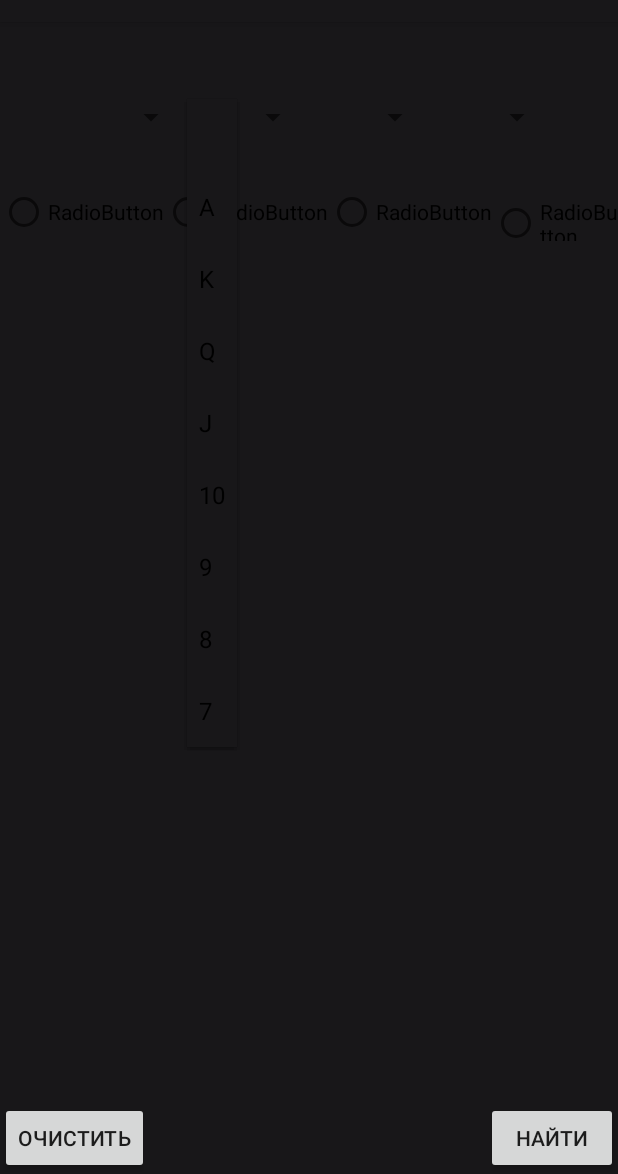
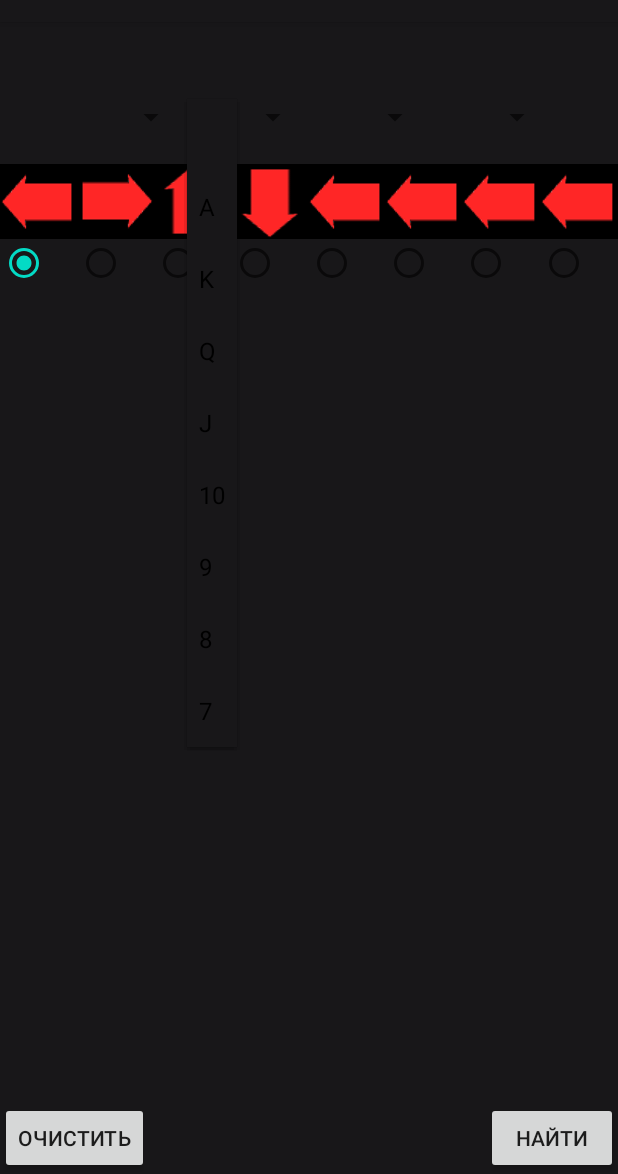
Before and after one commit to AntonButov/analiser, an Android app: the screen it shows after launch (MainActivity), after a tap on an icon or button, on a phone screen of 412 x 824 dp, the part 62-1236 px from its top. Run offline under Robolectric (Android 15) with nearby library versions, the phone set to English and light mode, and no system bars.

Commit message:
Ищет в влево.

```diff
--- a/app/src/main/java/pro/butovanton/analizer/MainActivity.java
+++ b/app/src/main/java/pro/butovanton/analizer/MainActivity.java
@@ -10,6 +10,7 @@ import android.view.View;
 import android.widget.AdapterView;
 import android.widget.ArrayAdapter;
 import android.widget.Button;
+import android.widget.RadioGroup;
 import android.widget.Spinner;
 import android.widget.TextView;
 
@@ -29,6 +30,7 @@ public class MainActivity extends AppCompatActivity {
     final String[] carts = {"", "A", "K", "Q", "J", "1", "9", "8", "7"};
 
     private int search_type = SEARCHTYPE.LEFT;
+    private RadioGroup radioGroupFindType;
 
     private Spinner spinner1, spinner2, spinner3, spinner4;
     private Button buttonFind, buttonClear;
@@ -131,7 +133,7 @@ public class MainActivity extends AppCompatActivity {
                 String[] result;
                 String findStr = findStr1 + findStr2 + findStr3 + findStr4;
                 if (!findStr.equals("")) {
-                    result = model.find(findStr);
+                    result = model.findSelector(findStr, search_type);
                     for (int i = 0; i < findStr.length(); i++) {
                         switch (i) {
                             case (0):
@@ -173,6 +175,28 @@ public class MainActivity extends AppCompatActivity {
                 textView4Down.setText("");
             }
         });
+
+        radioGroupFindType = findViewById(R.id.radioGroupFindType);
+        radioGroupFindType.check(R.id.radioButtonLeft);
+        radioGroupFindType.setOnCheckedChangeListener(new RadioGroup.OnCheckedChangeListener() {
+            @Override
+            public void onCheckedChanged(RadioGroup group, int checkedId) {
+                switch (checkedId) {
+                    case R.id.radioButtonLeft:
+                        search_type = SEARCHTYPE.LEFT;
+                        break;
+                    case R.id.radioButtonRight:
+                        search_type = SEARCHTYPE.RIGT;
+                        break;
+                    case R.id.radioButtonUp:
+                        search_type = SEARCHTYPE.UP;
+                        break;
+                    case R.id.radioButtonDoun:
+                        search_type = SEARCHTYPE.DOWN;
+                        break;
+                }
+            }
+        });
     }
 
     private String parseResult(String result, int n) {
--- a/app/src/main/java/pro/butovanton/analizer/Model.java
+++ b/app/src/main/java/pro/butovanton/analizer/Model.java
@@ -11,6 +11,25 @@ public class Model {
 
     public Model(List<String> data) {
         this.data = data;
+    }
+
+    public String[] findSelector(String findedStr, int findType) {
+        String[] result = new String[2];
+        switch (findType) {
+            case SEARCHTYPE.LEFT:
+                result = find(findedStr);
+                break;
+            case SEARCHTYPE.RIGT:
+                result = find(flip(findedStr));
+                break;
+
+        }
+    return result;
+    }
+
+    private String flip(String str) {
+        StringBuilder sb = new StringBuilder(str);
+        return sb.reverse().toString();
     }
 
     public String[] find(String findedStr) {
--- a/app/src/main/java/pro/butovanton/analizer/SEARCHTYPE.java
+++ b/app/src/main/java/pro/butovanton/analizer/SEARCHTYPE.java
@@ -1,6 +1,9 @@
 package pro.butovanton.analizer;
 
 public class SEARCHTYPE {
-    public static int LEFT = 0;
-    public static int RIGT = 1;
+    public final static int LEFT = 0;
+    public final static int RIGT = 1;
+    public final static int UP = 1;
+    public final static int DOWN = 1;
+   // public static int RIGT = 1;
 }
--- a/app/src/main/res/layout/activity_main.xml
+++ b/app/src/main/res/layout/activity_main.xml
@@ -5,6 +5,81 @@
     android:layout_width="match_parent"
     android:layout_height="match_parent"
     tools:context=".MainActivity">
+
+    <LinearLayout
+        android:id="@+id/linearLayout"
+        android:layout_width="0dp"
+        android:layout_height="wrap_content"
+        android:orientation="horizontal"
+        android:weightSum="8"
+        app:layout_constraintEnd_toEndOf="parent"
+        app:layout_constraintStart_toStartOf="parent"
+        app:layout_constraintTop_toBottomOf="@+id/linearLayoutKart">
+
+        <ImageView
+            android:id="@+id/imageView19"
+            android:layout_width="0dp"
+            android:layout_height="wrap_content"
+            android:layout_weight="1"
+            android:scaleType="fitXY"
+            app:srcCompat="@drawable/left" />
+
+        <ImageView
+            android:id="@+id/imageView18"
+            android:layout_width="0dp"
+            android:layout_height="wrap_content"
+            android:layout_weight="1"
+            android:scaleType="fitXY"
+            app:srcCompat="@drawable/right" />
+
+        <ImageView
+            android:id="@+id/imageView17"
+            android:layout_width="0dp"
+            android:layout_height="match_parent"
+            android:layout_weight="1"
+            android:scaleType="fitXY"
+            app:srcCompat="@drawable/up" />
+
+        <ImageView
+            android:id="@+id/imageView16"
+            android:layout_width="0dp"
+            android:layout_height="match_parent"
+            android:layout_weight="1"
+            android:scaleType="fitXY"
+            app:srcCompat="@drawable/down" />
+
+        <ImageView
+            android:id="@+id/imageView14"
+            android:layout_width="0dp"
+            android:layout_height="wrap_content"
+            android:layout_weight="1"
+            android:scaleType="fitXY"
+            app:srcCompat="@drawable/left" />
+
+        <ImageView
+            android:id="@+id/imageView13"
+            android:layout_width="0dp"
+            android:layout_height="wrap_content"
+            android:layout_weight="1"
+            android:scaleType="fitXY"
+            app:srcCompat="@drawable/left" />
+
+        <ImageView
+            android:id="@+id/imageView12"
+            android:layout_width="0dp"
+            android:layout_height="wrap_content"
+            android:layout_weight="1"
+            android:scaleType="fitXY"
+            app:srcCompat="@drawable/left" />
+
+        <ImageView
+            android:id="@+id/imageView11"
+            android:layout_width="0dp"
+            android:layout_height="wrap_content"
+            android:layout_weight="1"
+            android:scaleType="fitXY"
+            app:srcCompat="@drawable/left" />
+    </LinearLayout>
 
     <LinearLayout
         android:id="@+id/linearLayoutKart"
@@ -130,38 +205,68 @@
         app:layout_constraintBottom_toBottomOf="parent"
         app:layout_constraintStart_toStartOf="parent" />
 
-    <RadioGroup
-        android:layout_width="wrap_content"
+    <LinearLayout
+        android:layout_width="0dp"
         android:layout_height="wrap_content"
-        android:layout_marginTop="16dp"
         android:orientation="horizontal"
         app:layout_constraintEnd_toEndOf="parent"
         app:layout_constraintStart_toStartOf="parent"
-        app:layout_constraintTop_toBottomOf="@+id/linearLayoutKart">
+        app:layout_constraintTop_toBottomOf="@+id/linearLayout">
+
+        <RadioGroup
+            android:id="@+id/radioGroupFindType"
+            android:layout_width="match_parent"
+            android:layout_height="match_parent"
+            android:orientation="horizontal">
 
             <RadioButton
-            android:id="@+id/radioButton"
-            android:layout_width="match_parent"
+                android:id="@+id/radioButtonLeft"
+                android:layout_width="wrap_content"
                 android:layout_height="wrap_content"
-            android:text="RadioButton" />
+                android:layout_weight="1" />
 
             <RadioButton
-            android:id="@+id/radioButton2"
-            android:layout_width="match_parent"
+                android:id="@+id/radioButtonRight"
+                android:layout_width="wrap_content"
                 android:layout_height="wrap_content"
-            android:text="RadioButton" />
+                android:layout_weight="1" />
 
             <RadioButton
-            android:id="@+id/radioButton3"
-            android:layout_width="match_parent"
+                android:id="@+id/radioButtonUp"
+                android:layout_width="wrap_content"
                 android:layout_height="wrap_content"
-            android:text="RadioButton" />
+                android:layout_weight="1" />
 
             <RadioButton
-            android:id="@+id/radioButton4"
-            android:layout_width="match_parent"
+                android:id="@+id/radioButtonDoun"
+                android:layout_width="wrap_content"
                 android:layout_height="wrap_content"
-            android:text="RadioButton" />
+                android:layout_weight="1" />
+
+            <RadioButton
+                android:id="@+id/radioButton13"
+                android:layout_width="wrap_content"
+                android:layout_height="wrap_content"
+                android:layout_weight="1" />
+
+            <RadioButton
+                android:id="@+id/radioButton12"
+                android:layout_width="wrap_content"
+                android:layout_height="wrap_content"
+                android:layout_weight="1" />
+
+            <RadioButton
+                android:id="@+id/radioButton11"
+                android:layout_width="wrap_content"
+                android:layout_height="wrap_content"
+                android:layout_weight="1" />
+
+            <RadioButton
+                android:id="@+id/radioButton10"
+                android:layout_width="wrap_content"
+                android:layout_height="wrap_content"
+                android:layout_weight="1" />
         </RadioGroup>
+    </LinearLayout>
 
 </androidx.constraintlayout.widget.ConstraintLayout>
```
Also changed, not shown: app/src/main/res/drawable/down.png, app/src/main/res/drawable/left.png, app/src/main/res/drawable/right.png, app/src/main/res/drawable/up.png. Lines whose indentation alone changed are shown as unchanged.
